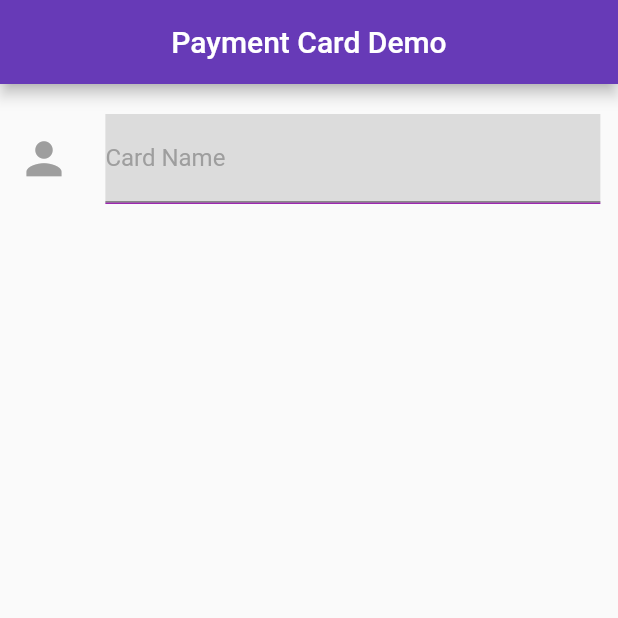
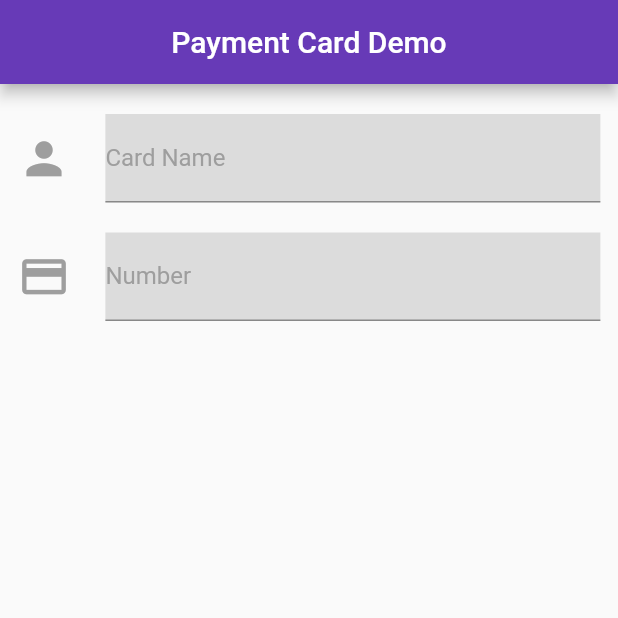
Before and after one commit to bayuik/payment, a Flutter app: the screen it shows after launch, on a phone screen of 412 x 824 dp, the top half of it. Run offline on Flutter 3.47's test engine with Material 2 defaults, Android fonts, the phone set to English and light mode, and no system bars.

Commit message:
Add textfield for number card

```diff
--- a/lib/main_screen.dart
+++ b/lib/main_screen.dart
@@ -6,15 +6,15 @@ class MainScreen extends StatelessWidget {
   Widget build(BuildContext context) {
     return Scaffold(
       appBar: AppBar(
-        title: Center(child: Text('Payment Card Demo'),),
+        title: Center(
+          child: Text('Payment Card Demo'),
+        ),
         backgroundColor: Colors.deepPurple,
       ),
       body: Column(
         children: <Widget>[
-          SizedBox(
-            height: 20,
-          ),
           Container(
+            margin: EdgeInsets.only(top: 20),
             child: Row(
               mainAxisAlignment: MainAxisAlignment.spaceAround,
               children: <Widget>[
@@ -26,9 +26,8 @@ class MainScreen extends StatelessWidget {
                 Container(
                   width: 330,
                   decoration: BoxDecoration(
-                      color: Colors.black12,
-                      border: Border(
-                          bottom: BorderSide(width: 1, color: Colors.purple))),
+                    color: Colors.black12,
+                  ),
                   child: TextField(
                     onChanged: (String value) => _name = value,
                     decoration: InputDecoration(
@@ -39,6 +38,33 @@ class MainScreen extends StatelessWidget {
                         hintText: 'Musa Adebola',
                         hintStyle: TextStyle(color: Colors.black)),
                   ),
+                ),
+              ],
+            ),
+          ),
+          Container(
+            margin: EdgeInsets.only(top: 20),
+            child: Row(
+              mainAxisAlignment: MainAxisAlignment.spaceAround,
+              children: <Widget>[
+                Icon(
+                  Icons.credit_card,
+                  size: 35,
+                  color: Colors.grey,
+                ),
+                Container(
+                  width: 330,
+                  decoration: BoxDecoration(
+                    color: Colors.black12,
+                  ),
+                  child: TextField(
+                    decoration: InputDecoration(
+                        border: new UnderlineInputBorder(
+                            borderSide: new BorderSide(color: Colors.purple)),
+                        labelText: 'Number',
+                        labelStyle: TextStyle(color: Colors.grey),
+                        hintText: '5060 6666 6666 6666 666',hintStyle: TextStyle(color: Colors.black)),
+                  ),
                 )
               ],
             ),
```
